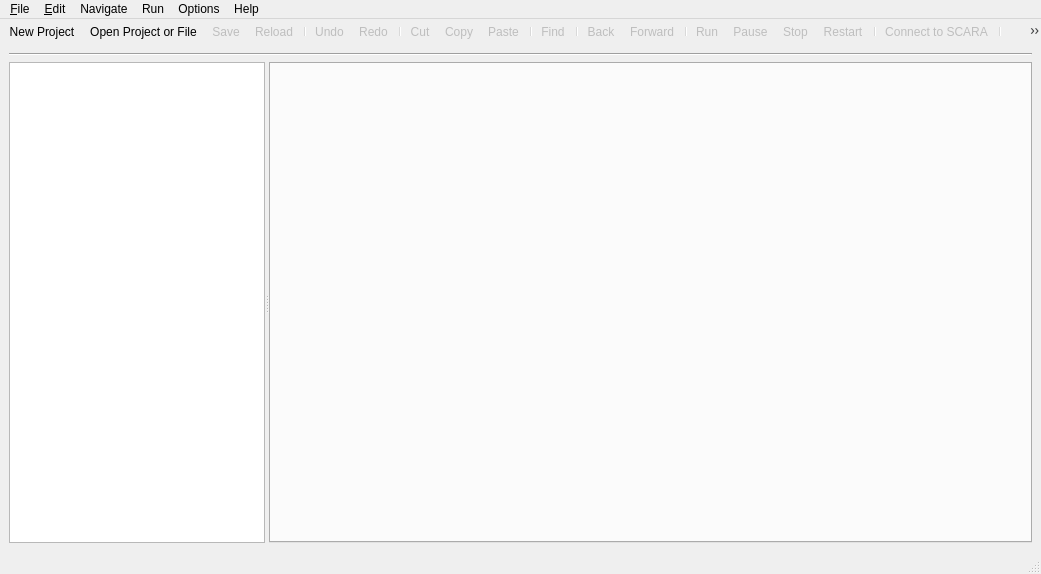
Above: ScaraControlGUI/mainwindow.ui from mnowator/SCARA_Control before the change. Below: the same form after it.
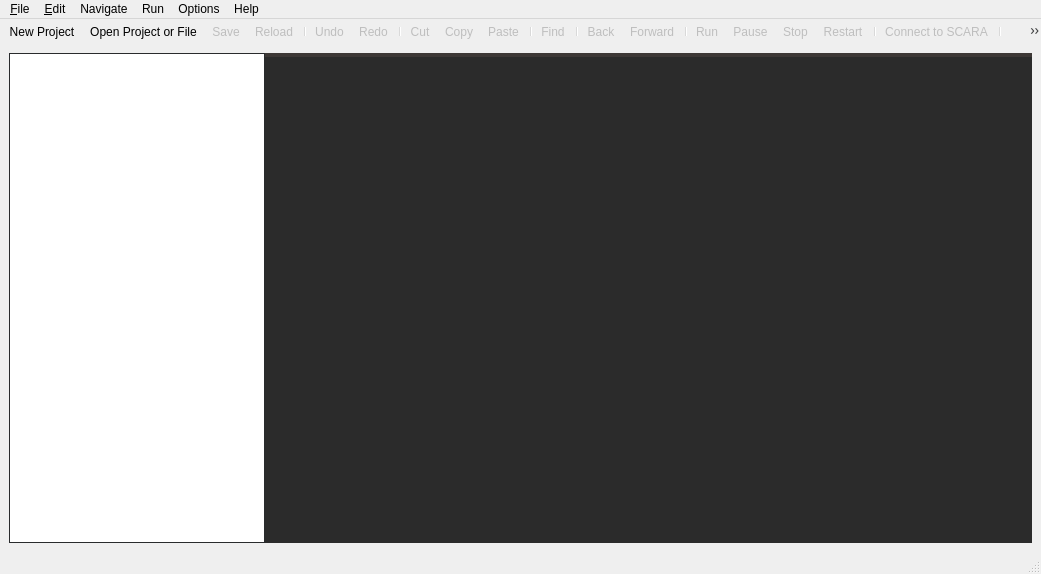
That is the form after the change. Icons and pictures are not drawn.

Commit message: Line numbering and some changes in apperance

Patch:
```diff
--- a/ScaraControlGUI/mainwindow.ui
+++ b/ScaraControlGUI/mainwindow.ui
@@ -26,22 +26,22 @@
    <layout class="QGridLayout" name="gridLayout">
     <item row="0" column="0">
      <layout class="QVBoxLayout" name="verticalLayout">
-      <item>
-       <widget class="Line" name="line">
-        <property name="orientation">
-         <enum>Qt::Horizontal</enum>
-        </property>
-       </widget>
-      </item>
       <item>
        <widget class="QSplitter" name="splitter">
         <property name="orientation">
          <enum>Qt::Horizontal</enum>
         </property>
+        <property name="handleWidth">
+         <number>0</number>
+        </property>
         <widget class="QTreeWidget" name="projectExplorer">
          <property name="contextMenuPolicy">
           <enum>Qt::CustomContextMenu</enum>
          </property>
+         <property name="styleSheet">
+          <string notr="true">border: 1px solid rgb(41, 43, 45);
+border-right: : 0px solid rgb(41, 43, 45);</string>
+         </property>
          <property name="sortingEnabled">
           <bool>false</bool>
          </property>
@@ -65,7 +65,7 @@
           <bool>false</bool>
          </property>
          <property name="styleSheet">
-          <string notr="true">QWidget {
+          <string notr="true">/*QWidget {
 background-color: rgb(43, 43, 43);
 }
 
@@ -77,6 +77,32 @@
 	color: rgb(0, 0, 0);
 };
 
+QTabWidget::pane {
+border-top: 2px solid rgb(255, 170, 0);
+}*/
+
+QWidget {
+background-color: rgb(43, 43, 43);
+}
+
+QTabWidget::pane { /* The tab widget frame */
+    border-top: 4px solid rgb(61, 56, 54);
+	background-color: rgb(255, 244, 89);
+}
+
+QTabBar::tab { 
+	border: 1px solid rgb(41, 43, 45);
+	background-color: rgb(60, 63, 65);
+	border-left: 0px solid rgb(41, 43, 45);
+	height: 30px;
+	padding-right: 5px;
+	padding-left: 5px;
+}
+
+QTabBar::tab:selected { 
+	background-color: rgb(61, 56, 54);
+	border-bottom-color: rgb(61, 56, 54);
+}
 </string>
          </property>
          <property name="tabShape">
```
The commit also changes 9 other files.
